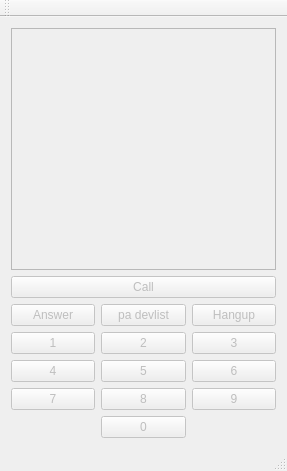
This is jmesquita/FSPhone/mainwindow.ui in freeswitch/freeswitch-contrib as Qt 5 draws it before an edit. The edited form follows.
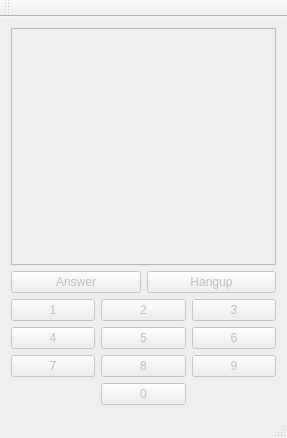
This is the edited form.

Patch:
```diff
--- a/jmesquita/FSPhone/mainwindow.ui
+++ b/jmesquita/FSPhone/mainwindow.ui
@@ -7,7 +7,7 @@
     <x>0</x>
     <y>0</y>
     <width>287</width>
-    <height>471</height>
+    <height>438</height>
    </rect>
   </property>
   <property name="windowTitle">
@@ -21,23 +21,13 @@
        <bool>false</bool>
       </property>
       <property name="readOnly">
-       <bool>false</bool>
+       <bool>true</bool>
       </property>
      </widget>
     </item>
     <item>
-     <widget class="QPushButton" name="callBtn">
-      <property name="enabled">
-       <bool>false</bool>
-      </property>
-      <property name="text">
-       <string>Call</string>
-      </property>
-     </widget>
-    </item>
-    <item>
-     <layout class="QHBoxLayout" name="horizontalLayout">
-      <item>
+     <layout class="QGridLayout" name="gridLayout_2">
+      <item row="0" column="0">
        <widget class="QPushButton" name="answerBtn">
         <property name="enabled">
          <bool>false</bool>
@@ -47,17 +37,7 @@
         </property>
        </widget>
       </item>
-      <item>
-       <widget class="QPushButton" name="paDevlistBtn">
-        <property name="enabled">
-         <bool>false</bool>
-        </property>
-        <property name="text">
-         <string>pa devlist</string>
-        </property>
-       </widget>
-      </item>
-      <item>
+      <item row="0" column="1">
        <widget class="QPushButton" name="hangupBtn">
         <property name="enabled">
          <bool>false</bool>
```
